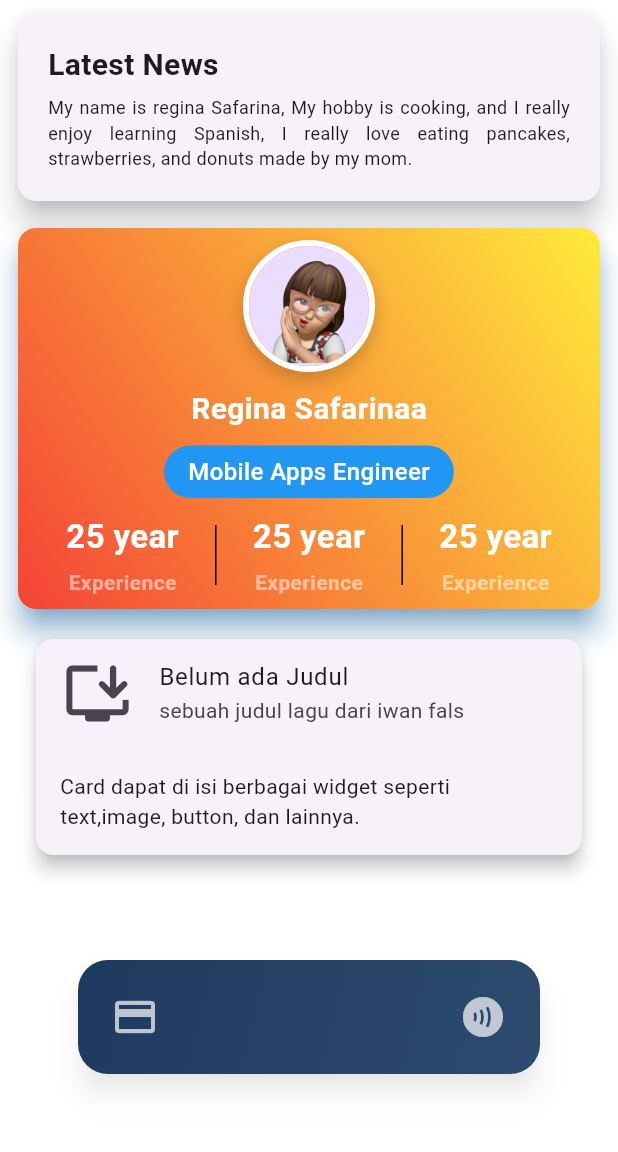
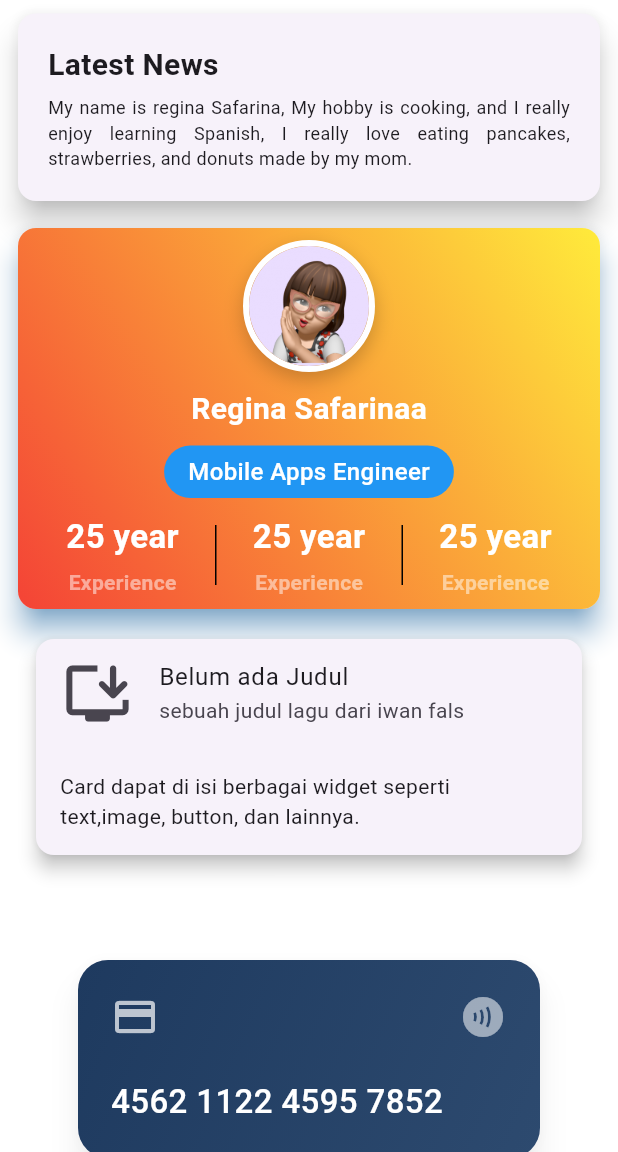
Before and after one commit to ginaa07/Tugas_week_8_latihan_card, a Flutter app: the screen it shows after launch, scrolled down 569 dp, on a phone screen of 412 x 824 dp, the part 84-1236 px from its top. Run offline on Flutter 3.47's test engine with Material 3 defaults, Android fonts, the phone set to English and light mode, and no system bars.

Commit message:
Buat sizedBox, text, textStyle dan color untuk angka

```diff
--- a/lib/pages/latihan_card.dart
+++ b/lib/pages/latihan_card.dart
@@ -388,12 +388,17 @@ class LatihanCard extends StatelessWidget {
                             crossAxisAlignment: CrossAxisAlignment.start,
                             children: [
                               Row(
-                                mainAxisAlignment: MainAxisAlignment.spaceBetween, //buat memisahkan widget di kiri dan kanan secara otomatis
+                                mainAxisAlignment: MainAxisAlignment.spaceBetween, //buat space beetween di kiri dan kanan secara otomatis
                                 children: [
-                                  Icon(Icons.credit_card, color: Colors.white70, size: 32), //untuk icon pertama
-                                  Icon(Icons.contactless, color: Colors.white70, size: 32), //ini untuk icon kedua di sebelah kanan
+                                  Icon(Icons.credit_card, color: Colors.white70, size: 32), //Chip Icon
+                                  Icon(Icons.contactless, color: Colors.white54, size: 32), //ini untuk icon Contactless
                                 ],
                               ),
+                              SizedBox(height: 25),
+                              Text("4562 1122 4595 7852", style:
+                              TextStyle(
+                                color: Colors.white, fontSize: 22, fontWeight: FontWeight.w500,
+                              ),),
 
                             ],
                           ),
```
